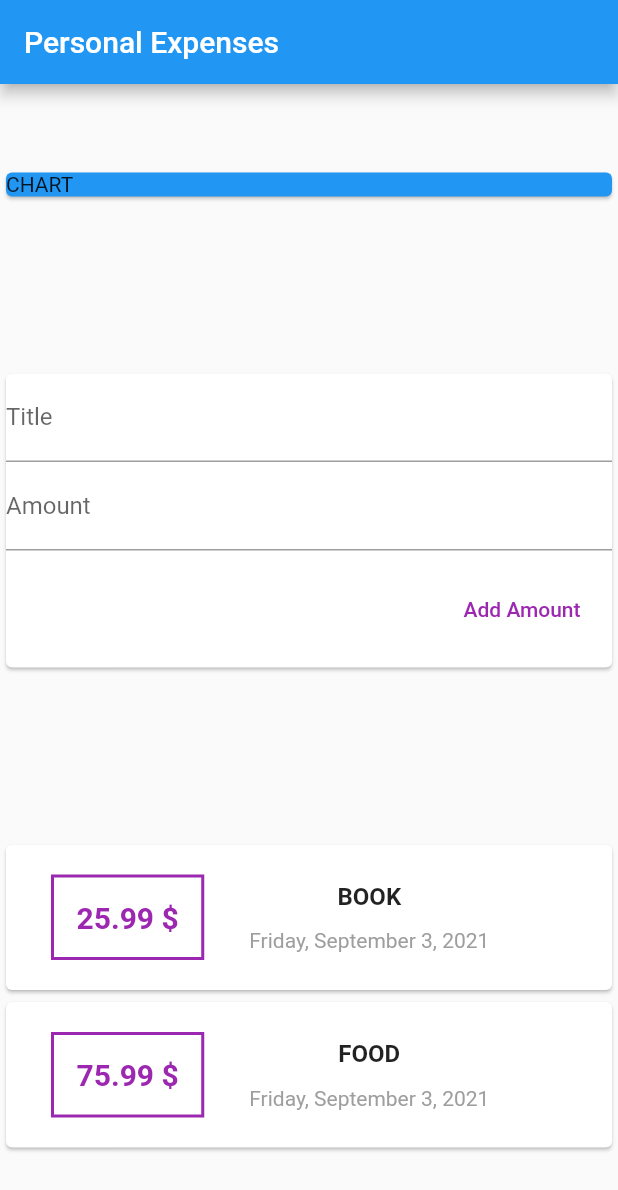
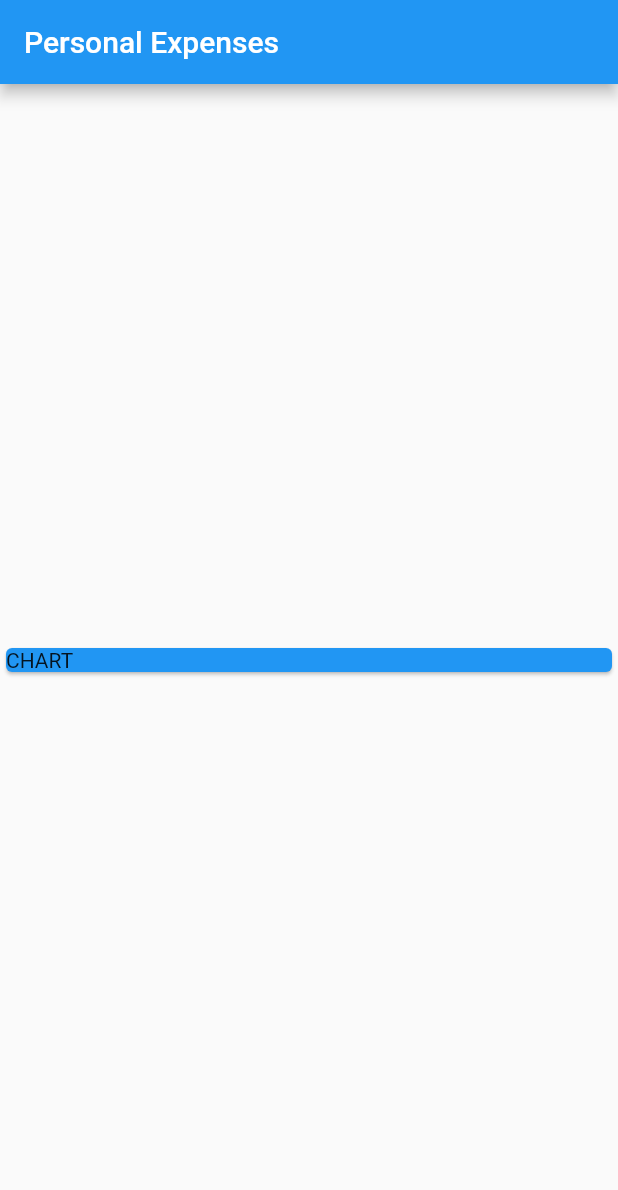
Before and after one commit to MeTi-DeV/Personal-Expenses-flutter, a Flutter app: the screen it shows after launch, on a phone screen of 412 x 824 dp. Shown: the top 1190 px of the screen. Run offline on Flutter 3.47's test engine with Material 2 defaults, Android fonts, the phone set to English and light mode, and no system bars.

Commit message:
split main file to shorter widgets

```diff
--- a/lib/main.dart
+++ b/lib/main.dart
@@ -1,6 +1,6 @@
 import 'package:flutter/material.dart';
-import './transaction.dart';
-import 'package:intl/intl.dart';
+
+import 'models/transaction.dart';
 
 void main() => runApp(MyApp());
 
@@ -15,16 +15,6 @@ class MyApp extends StatelessWidget {
 }
 
 class MyHomePage extends StatelessWidget {
-  List<Transaction> transaction = [
-    Transaction(id: 't1', title: 'book', amount: 25.99, date: DateTime.now()),
-    Transaction(id: 't2', title: 'food', amount: 75.99, date: DateTime.now()),
-  ];
-  // String titleInput = '';
-  // String amountInput = '';
-  //*****   use TextEditingController its make more safety  variable as String variables *****/
-
-  final titleConroller = TextEditingController();
-  final amountConroller = TextEditingController();
   Widget build(BuildContext context) {
     return Scaffold(
       appBar: AppBar(title: Text('Personal Expenses')),
@@ -39,87 +29,6 @@ class MyHomePage extends StatelessWidget {
               child: Text('CHART'),
             ),
           ),
-          Card(
-            child: Column(
-              crossAxisAlignment: CrossAxisAlignment.end,
-              children: [
-                TextField(
-                    decoration: InputDecoration(
-                      labelText: 'Title',
-                    ),
-                    controller: amountConroller
-// * comment line 50 till 52 because I use TextEditingController() class for Title
-
-                    // onChanged: (value) {
-                    //   titleInput = value;
-                    // },
-
-                    ),
-                TextField(
-                  decoration: InputDecoration(labelText: 'Amount'),
-                  controller: titleConroller,
-
-// * comment line 61 till 63 because I use TextEditingController() class for Amount
-
-                  // onChanged: (value) {
-                  //   amountInput = value;
-                  // },
-                ),
-                Container(
-                  margin: EdgeInsets.symmetric(vertical: 15, horizontal: 5),
-                  child: FlatButton(
-                    textColor: Colors.purple,
-                    onPressed: () {
-                      print(amountConroller.text);
-                      print(titleConroller.text);
-                    },
-                    child: Text('Add Amount'),
-                  ),
-                )
-              ],
-            ),
-          ),
-          Column(
-            children: transaction.map((tx) {
-              return (Card(
-                child: Row(
-                  children: [
-                    Container(
-                      padding: EdgeInsets.all(15),
-                      decoration: BoxDecoration(
-                          border: Border.all(color: Colors.purple, width: 2)),
-                      margin:
-                          EdgeInsets.symmetric(horizontal: 30, vertical: 20),
-
-                      //if  use ${} then our variable will be toString automatically by Dart and for this $ we have to  put  our code between '' or ""
-                      // second $ means i just use it as dollar sign icon
-                      child: Text('${tx.amount} \$',
-                          style: TextStyle(
-                              color: Colors.purple,
-                              fontSize: 20,
-                              fontWeight: FontWeight.bold)),
-                    ),
-                    Column(
-                      children: [
-                        Container(
-                          padding: EdgeInsets.only(bottom: 12),
-                          child: Text(tx.title.toUpperCase(),
-                              style: TextStyle(
-                                  fontSize: 16, fontWeight: FontWeight.bold)),
-                        ),
-
-                        //use Intl package here to use as DateFormat its change date format to String automatically
-
-                        Container(
-                            child: Text(DateFormat.yMMMMEEEEd().format(tx.date),
-                                style: TextStyle(color: Colors.grey)))
-                      ],
-                    )
-                  ],
-                ),
-              ));
-            }).toList(),
-          )
         ],
       ),
     );
```
Also changed, not shown: lib/widgets/new_transaction.dart (added, +52 -0 lines), lib/widgets/transaction_list.dart (added, +51 -0 lines), lib/widgets/user_transactions.dart (added, +24 -0 lines), lib/models/transaction.dart (renamed from lib/transaction.dart).
